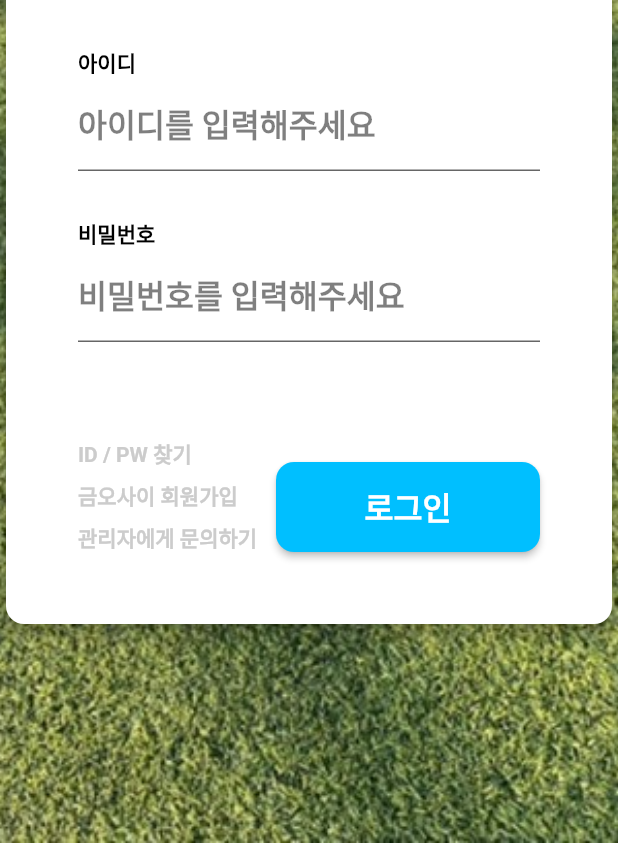
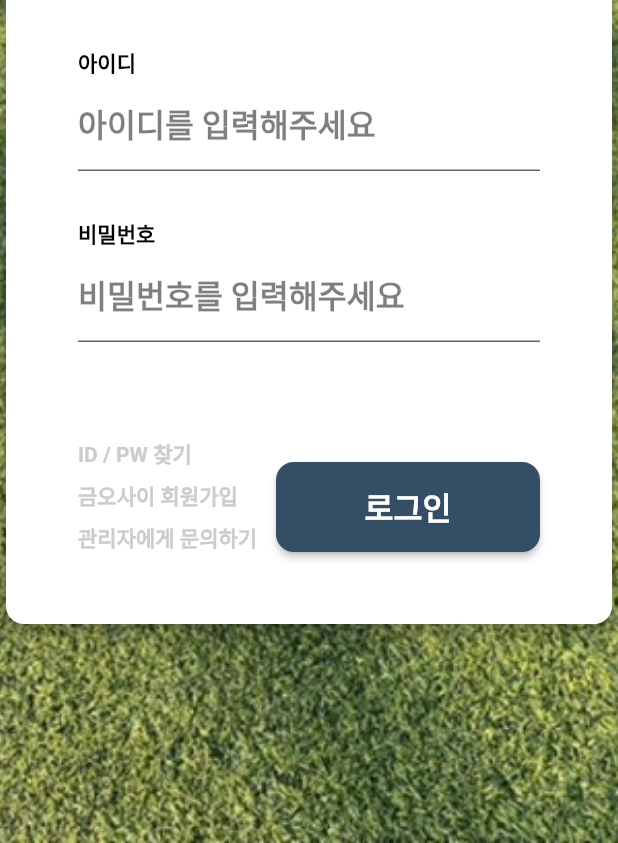
Before and after one commit to kumoh42/futsal-front, a Flutter app: the screen it shows after launch, on a phone screen of 412 x 824 dp, the part 393-1236 px from its top. Run offline on Flutter 3.47's test engine with Material 2 defaults, Android fonts, the phone set to English and light mode, and no system bars; our stand-ins replace dio, flutter_dotenv, flutter_riverpod, flutter_secure_storage, go_router, retrofit and 2 more; missing offline and left inert: universal_html; generated files the repository leaves out were written again.

Commit message:
[DESIGN] main color 수정 및 size 수정

```diff
--- a/flutter_front/lib/common/styles/colors.dart
+++ b/flutter_front/lib/common/styles/colors.dart
@@ -1,7 +1,7 @@
 import 'dart:ui';
 
 class CustomColor {
-  static const Color mainColor = Color(0xFF00BFFF);
+  static const Color mainColor = Color(0xFF344F65);
   static const Color subColor = Color(0xFF4C4C4C);
   static const Color disabledColor = Color(0xfdD9d9d9);
   static const Color pointColor = Color(0xffec255a);
--- a/flutter_front/lib/common/styles/sizes.dart
+++ b/flutter_front/lib/common/styles/sizes.dart
@@ -1,7 +1,7 @@
 import 'package:flutter/material.dart';
 
 const double kLayoutWidthSize = 1440;
-const double kNavigationRailSize = 257;
+const double kNavigationRailSize = 100;
 const double kAppbarHeight = 75;
 
 const double kContainerHeightSize = 461;
```
